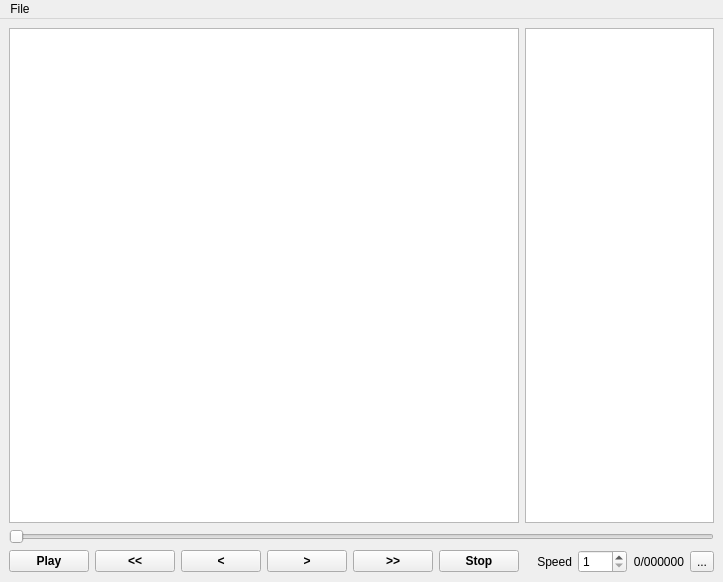
This is modules/app/mainwindow.ui in smartsenselab/SSAT as Qt 5 draws it before an edit. The edited form follows.
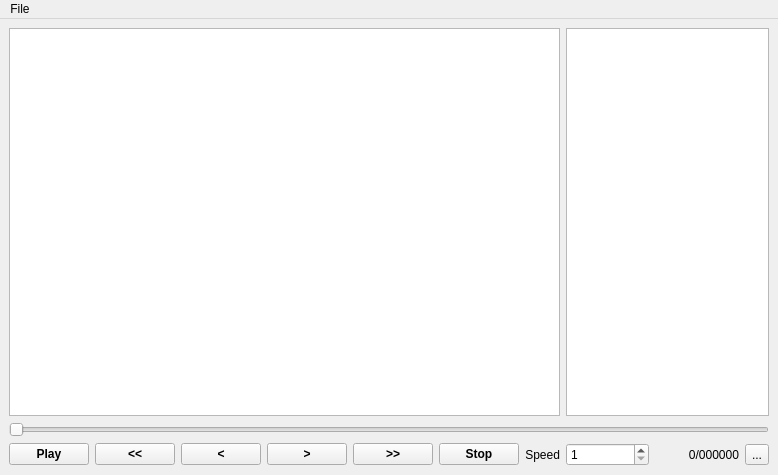
This is the edited form.

Diff of the .ui file:
```diff
--- a/modules/app/mainwindow.ui
+++ b/modules/app/mainwindow.ui
@@ -6,8 +6,8 @@
    <rect>
     <x>0</x>
     <y>0</y>
-    <width>723</width>
-    <height>582</height>
+    <width>778</width>
+    <height>475</height>
    </rect>
   </property>
   <property name="windowTitle">
@@ -103,9 +103,6 @@
       </property>
      </widget>
     </item>
-    <item row="0" column="1" colspan="6">
-     <widget class="QGraphicsView" name="viewFrame"/>
-    </item>
     <item row="3" column="5">
      <widget class="QPushButton" name="buttonForwardF">
       <property name="font">
@@ -155,9 +152,12 @@
       </property>
      </widget>
     </item>
-    <item row="0" column="7" colspan="4">
+    <item row="0" column="8" colspan="3">
      <widget class="QTableWidget" name="tableWidget"/>
     </item>
+    <item row="0" column="1" colspan="7">
+     <widget class="QGraphicsView" name="viewFrame"/>
+    </item>
    </layout>
   </widget>
   <widget class="QMenuBar" name="menuBar">
@@ -165,8 +165,8 @@
     <rect>
      <x>0</x>
      <y>0</y>
-     <width>723</width>
-     <height>20</height>
+     <width>778</width>
+     <height>22</height>
     </rect>
    </property>
    <widget class="QMenu" name="menuFile">
```
